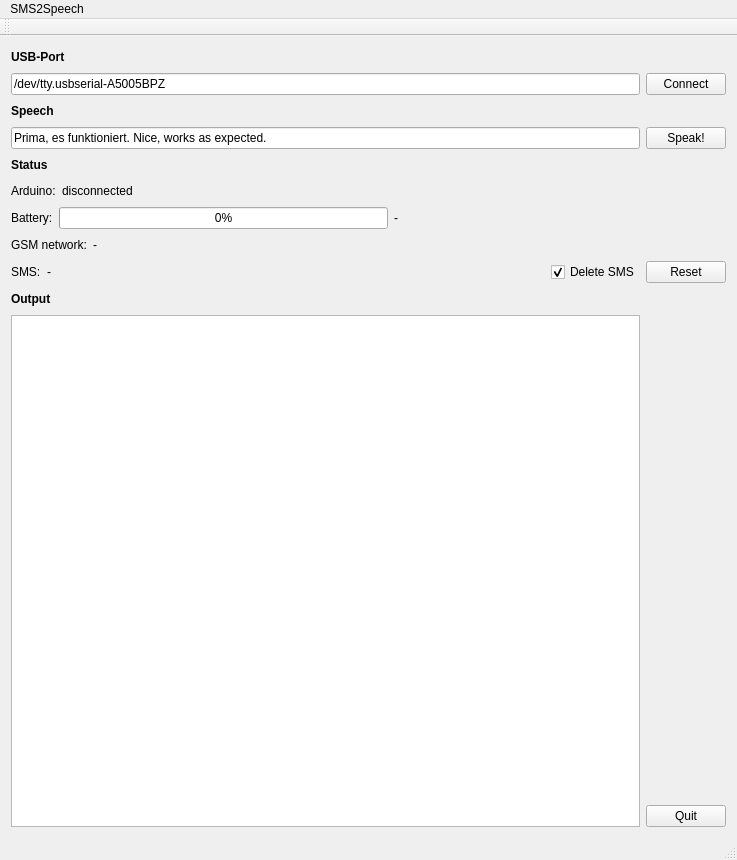
Qt form SMS2Speech/mainwindow.ui (markusk/SMS2Speech) before a commit.
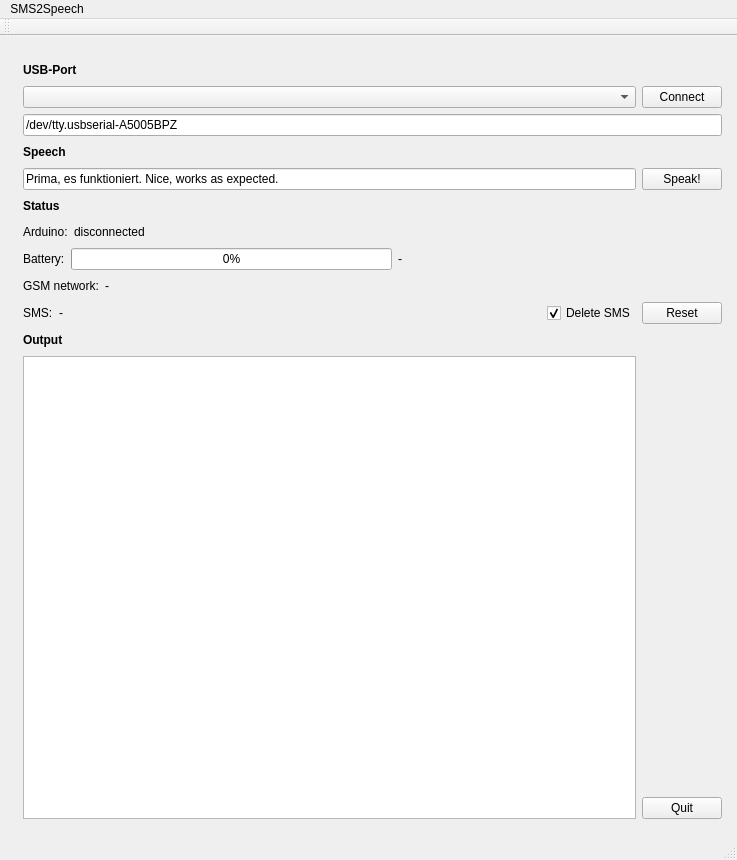
The same form after that commit.

Commit message: Reading available serial ports and putting them on the GUI.

Patch:
```diff
--- a/SMS2Speech/mainwindow.ui
+++ b/SMS2Speech/mainwindow.ui
@@ -14,10 +14,19 @@
    <string>SMS2Speech</string>
   </property>
   <widget class="QWidget" name="centralWidget">
-   <layout class="QGridLayout" name="gridLayout_5">
-    <item row="0" column="0">
+   <widget class="QWidget" name="layoutWidget">
+    <property name="geometry">
+     <rect>
+      <x>12</x>
+      <y>13</y>
+      <width>721</width>
+      <height>781</height>
+     </rect>
+    </property>
      <layout class="QGridLayout" name="gridLayout_4">
       <item row="0" column="0">
+      <layout class="QVBoxLayout" name="verticalLayout">
+       <item>
        <layout class="QHBoxLayout" name="horizontalLayout_4">
         <item>
          <widget class="QLabel" name="label_3">
@@ -47,9 +56,28 @@
         </item>
        </layout>
       </item>
-      <item row="1" column="0">
+       <item>
        <layout class="QHBoxLayout" name="horizontalLayout">
         <item>
+          <widget class="QComboBox" name="comboBoxSerialPorts">
+           <property name="sizePolicy">
+            <sizepolicy hsizetype="Expanding" vsizetype="Fixed">
+             <horstretch>0</horstretch>
+             <verstretch>0</verstretch>
+            </sizepolicy>
+           </property>
+          </widget>
+         </item>
+         <item>
+          <widget class="QPushButton" name="pushButtonConnect">
+           <property name="text">
+            <string>Connect</string>
+           </property>
+          </widget>
+         </item>
+        </layout>
+       </item>
+       <item>
          <widget class="QLineEdit" name="lineEditUSBPort">
           <property name="statusTip">
            <string>Path to USB device. Can be changed manually.</string>
@@ -59,15 +87,6 @@
           </property>
          </widget>
         </item>
-        <item>
-         <widget class="QPushButton" name="pushButtonConnect">
-          <property name="text">
-           <string>Connect</string>
-          </property>
-         </widget>
-        </item>
-       </layout>
-      </item>
      </layout>
     </item>
     <item row="1" column="0">
@@ -125,7 +144,7 @@
       </item>
      </layout>
     </item>
-    <item row="3" column="0">
+     <item row="2" column="0">
      <layout class="QGridLayout" name="gridLayout">
       <item row="0" column="0">
        <layout class="QHBoxLayout" name="horizontalLayout_13">
@@ -310,7 +329,7 @@
       </item>
      </layout>
     </item>
-    <item row="5" column="0">
+     <item row="3" column="0">
      <layout class="QGridLayout" name="gridLayout_2">
       <item row="0" column="0">
        <layout class="QHBoxLayout" name="horizontalLayout_3">
@@ -383,7 +402,7 @@
      </layout>
     </item>
    </layout>
-   <zorder></zorder>
+   </widget>
   </widget>
   <widget class="QMenuBar" name="menuBar">
    <property name="geometry">
```
Lines whose indentation alone changed are shown as unchanged. The commit also changes 2 other files.
